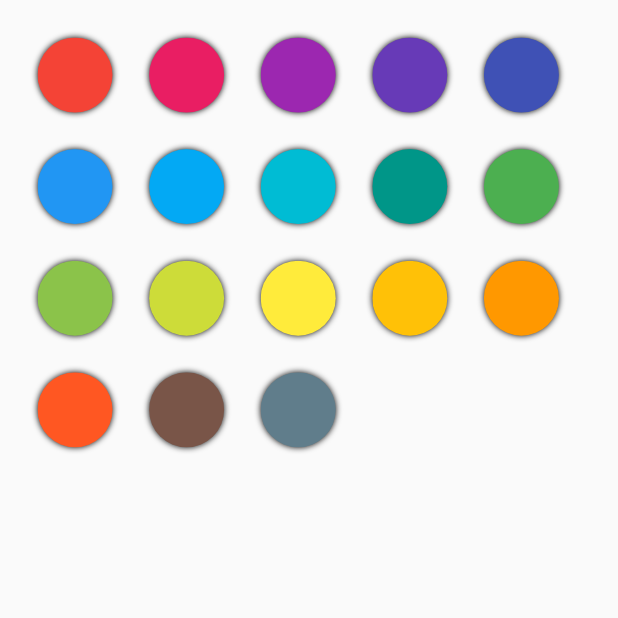
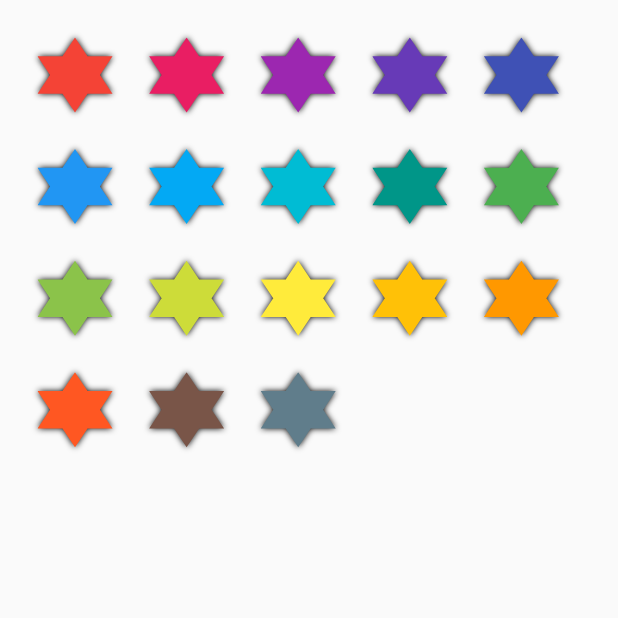
Before and after one commit to kiesman99/ripple_color_selection, a Flutter app: the FullyCustomPage screen opened directly, on a phone screen of 412 x 824 dp, the top half of it. Run offline on Flutter 3.47's test engine with Material 2 defaults, Android fonts, the phone set to English and light mode, and no system bars.

```diff
--- a/example/lib/fully_custom_page.dart
+++ b/example/lib/fully_custom_page.dart
@@ -16,7 +16,7 @@ class FullyCustomPage extends StatelessWidget {
             rippleExpandDuration: const Duration(seconds: 10),
             controller: _controller,
             tileBuilder: (key, color, holder, value, onTap){
-              return CircleTile(
+              return StarTile(
                 color: color,
                 onTap: onTap,
                 borderAnimation: holder,
```
